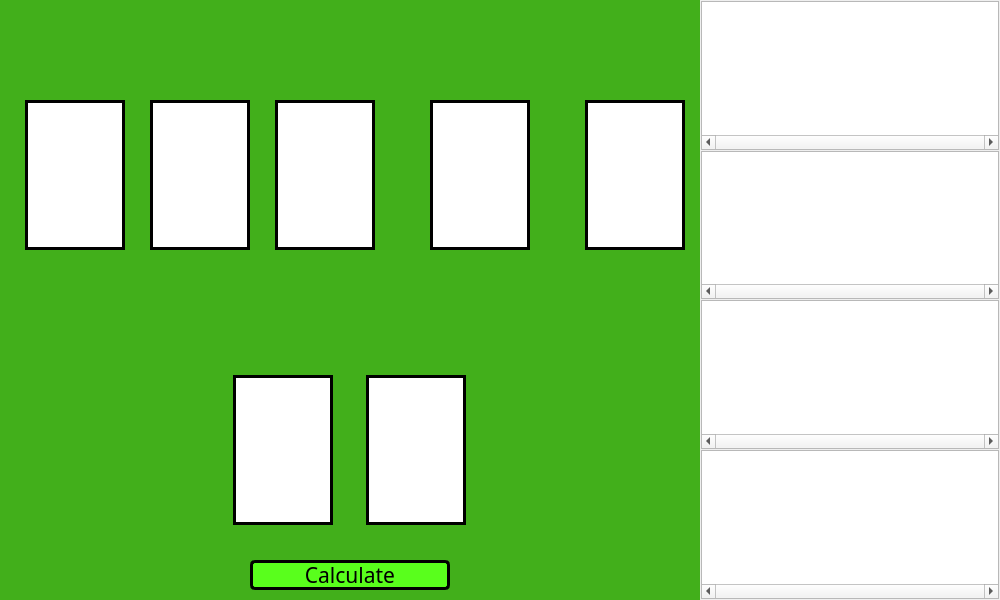
Old version of the form assets/UI/mainwindow.ui in the repository milonpabis/poker-brain.
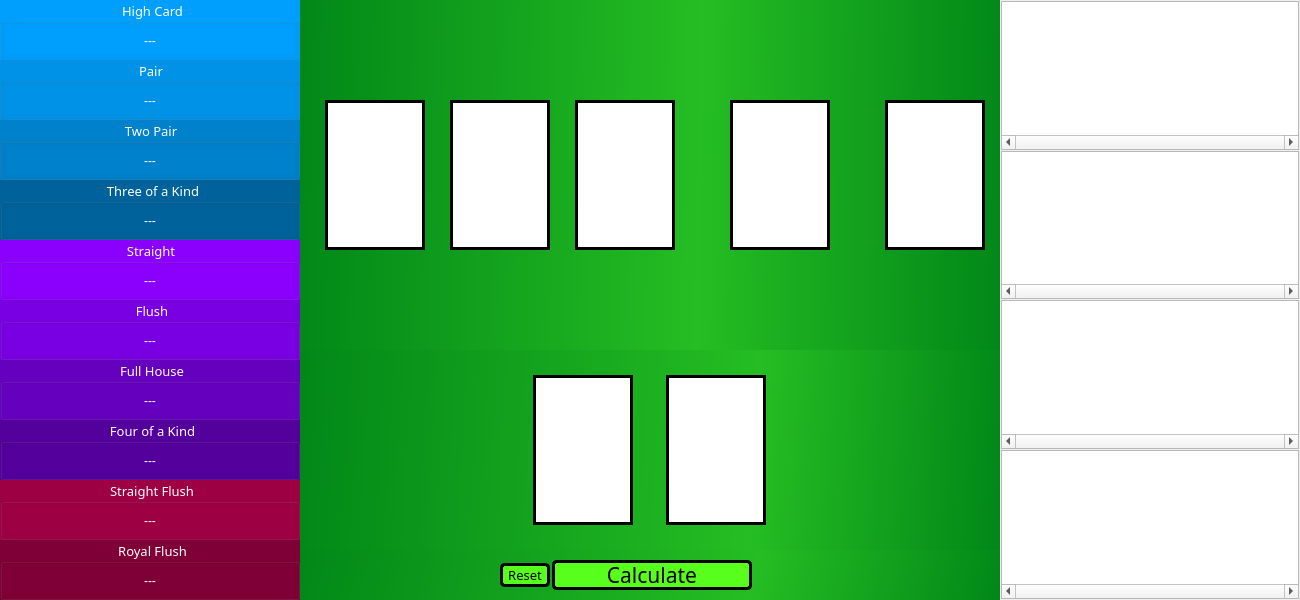
New version of the form.

The edit to the form file:
```diff
--- a/assets/UI/mainwindow.ui
+++ b/assets/UI/mainwindow.ui
@@ -6,23 +6,35 @@
    <rect>
     <x>0</x>
     <y>0</y>
-    <width>1000</width>
+    <width>1300</width>
     <height>600</height>
    </rect>
   </property>
+  <property name="minimumSize">
+   <size>
+    <width>1300</width>
+    <height>600</height>
+   </size>
+  </property>
+  <property name="maximumSize">
+   <size>
+    <width>1300</width>
+    <height>600</height>
+   </size>
+  </property>
   <property name="windowTitle">
    <string>MainWindow</string>
   </property>
   <widget class="QWidget" name="centralwidget">
    <property name="minimumSize">
     <size>
-     <width>1000</width>
+     <width>1300</width>
      <height>600</height>
     </size>
    </property>
    <property name="maximumSize">
     <size>
-     <width>1000</width>
+     <width>1300</width>
      <height>600</height>
     </size>
    </property>
@@ -42,13 +54,555 @@
     <property name="bottomMargin">
      <number>0</number>
     </property>
+    <item>
+     <widget class="QFrame" name="frame_13">
+      <property name="minimumSize">
+       <size>
+        <width>300</width>
+        <height>0</height>
+       </size>
+      </property>
+      <property name="maximumSize">
+       <size>
+        <width>300</width>
+        <height>16777215</height>
+       </size>
+      </property>
+      <property name="frameShape">
+       <enum>QFrame::Box</enum>
+      </property>
+      <property name="frameShadow">
+       <enum>QFrame::Raised</enum>
+      </property>
+      <property name="lineWidth">
+       <number>0</number>
+      </property>
+      <layout class="QVBoxLayout" name="verticalLayout_6">
+       <property name="spacing">
+        <number>0</number>
+       </property>
+       <property name="leftMargin">
+        <number>0</number>
+       </property>
+       <property name="topMargin">
+        <number>0</number>
+       </property>
+       <property name="rightMargin">
+        <number>0</number>
+       </property>
+       <property name="bottomMargin">
+        <number>0</number>
+       </property>
+       <item>
+        <widget class="QGroupBox" name="groupBox">
+         <property name="font">
+          <font>
+           <family>Cooper Black</family>
+           <pointsize>10</pointsize>
+           <bold>false</bold>
+          </font>
+         </property>
+         <property name="styleSheet">
+          <string notr="true">background-color: rgb(0, 158, 253);
+color: white;</string>
+         </property>
+         <property name="title">
+          <string>High Card</string>
+         </property>
+         <property name="alignment">
+          <set>Qt::AlignCenter</set>
+         </property>
+         <property name="flat">
+          <bool>false</bool>
+         </property>
+         <layout class="QVBoxLayout" name="verticalLayout_7">
+          <property name="spacing">
+           <number>3</number>
+          </property>
+          <property name="leftMargin">
+           <number>3</number>
+          </property>
+          <property name="topMargin">
+           <number>3</number>
+          </property>
+          <property name="rightMargin">
+           <number>3</number>
+          </property>
+          <property name="bottomMargin">
+           <number>3</number>
+          </property>
+          <item>
+           <widget class="QLabel" name="l_highOdd">
+            <property name="text">
+             <string>---</string>
+            </property>
+            <property name="alignment">
+             <set>Qt::AlignCenter</set>
+            </property>
+           </widget>
+          </item>
+         </layout>
+        </widget>
+       </item>
+       <item>
+        <widget class="QGroupBox" name="groupBox_2">
+         <property name="font">
+          <font>
+           <family>Cooper Black</family>
+           <pointsize>10</pointsize>
+           <bold>false</bold>
+          </font>
+         </property>
+         <property name="styleSheet">
+          <string notr="true">background-color: rgb(0, 136, 214);
+background-color: rgb(0, 146, 231);
+color: white;</string>
+         </property>
+         <property name="title">
+          <string>Pair</string>
+         </property>
+         <property name="alignment">
+          <set>Qt::AlignCenter</set>
+         </property>
+         <layout class="QVBoxLayout" name="verticalLayout_8">
+          <property name="spacing">
+           <number>3</number>
+          </property>
+          <property name="leftMargin">
+           <number>3</number>
+          </property>
+          <property name="topMargin">
+           <number>3</number>
+          </property>
+          <property name="rightMargin">
+           <number>3</number>
+          </property>
+          <property name="bottomMargin">
+           <number>3</number>
+          </property>
+          <item>
+           <widget class="QLabel" name="l_pairOdd">
+            <property name="text">
+             <string>---</string>
+            </property>
+            <property name="alignment">
+             <set>Qt::AlignCenter</set>
+            </property>
+           </widget>
+          </item>
+         </layout>
+        </widget>
+       </item>
+       <item>
+        <widget class="QGroupBox" name="groupBox_7">
+         <property name="font">
+          <font>
+           <family>Cooper Black</family>
+           <pointsize>10</pointsize>
+           <bold>false</bold>
+          </font>
+         </property>
+         <property name="styleSheet">
+          <string notr="true">background-color: rgb(0, 143, 226);
+background-color: rgb(0, 129, 203);
+color: white;</string>
+         </property>
+         <property name="title">
+          <string>Two Pair</string>
+         </property>
+         <property name="alignment">
+          <set>Qt::AlignCenter</set>
+         </property>
+         <layout class="QVBoxLayout" name="verticalLayout_9">
+          <property name="spacing">
+           <number>3</number>
+          </property>
+          <property name="leftMargin">
+           <number>3</number>
+          </property>
+          <property name="topMargin">
+           <number>3</number>
+          </property>
+          <property name="rightMargin">
+           <number>3</number>
+          </property>
+          <property name="bottomMargin">
+           <number>3</number>
+          </property>
+          <item>
+           <widget class="QLabel" name="l_twoPairOdd">
+            <property name="text">
+             <string>---</string>
+            </property>
+            <property name="alignment">
+             <set>Qt::AlignCenter</set>
+            </property>
+           </widget>
+          </item>
+         </layout>
+        </widget>
+       </item>
+       <item>
+        <widget class="QGroupBox" name="groupBox_3">
+         <property name="font">
+          <font>
+           <family>Cooper Black</family>
+           <pointsize>10</pointsize>
+           <bold>false</bold>
+          </font>
+         </property>
+         <property name="styleSheet">
+          <string notr="true">background-color: rgb(0, 98, 154);
+color: white;</string>
+         </property>
+         <property name="title">
+          <string>Three of a Kind</string>
+         </property>
+         <property name="alignment">
+          <set>Qt::AlignCenter</set>
+         </property>
+         <layout class="QVBoxLayout" name="verticalLayout_10">
+          <property name="spacing">
+           <number>3</number>
+          </property>
+          <property name="leftMargin">
+           <number>3</number>
+          </property>
+          <property name="topMargin">
+           <number>3</number>
+          </property>
+          <property name="rightMargin">
+           <number>3</number>
+          </property>
+          <property name="bottomMargin">
+           <number>3</number>
+          </property>
+          <item>
+           <widget class="QLabel" name="l_ThreeOdd">
+            <property name="text">
+             <string>---</string>
+            </property>
+            <property name="alignment">
+             <set>Qt::AlignCenter</set>
+            </property>
+           </widget>
+          </item>
+         </layout>
+        </widget>
+       </item>
+       <item>
+        <widget class="QGroupBox" name="groupBox_8">
+         <property name="font">
+          <font>
+           <family>Cooper Black</family>
+           <pointsize>10</pointsize>
+           <bold>false</bold>
+          </font>
+         </property>
+         <property name="styleSheet">
+          <string notr="true">background-color: rgb(139, 0, 253);
+color: white;</string>
+         </property>
+         <property name="title">
+          <string>Straight</string>
+         </property>
+         <property name="alignment">
+          <set>Qt::AlignCenter</set>
+         </property>
+         <layout class="QVBoxLayout" name="verticalLayout_11">
+          <property name="spacing">
+           <number>3</number>
+          </property>
+          <property name="leftMargin">
+           <number>3</number>
+          </property>
+          <property name="topMargin">
+           <number>3</number>
+          </property>
+          <property name="rightMargin">
+           <number>3</number>
+          </property>
+          <property name="bottomMargin">
+           <number>3</number>
+          </property>
+          <item>
+           <widget class="QLabel" name="l_straightOdd">
+            <property name="text">
+             <string>---</string>
+            </property>
+            <property name="alignment">
+             <set>Qt::AlignCenter</set>
+            </property>
+           </widget>
+          </item>
+         </layout>
+        </widget>
+       </item>
+       <item>
+        <widget class="QGroupBox" name="groupBox_4">
+         <property name="font">
+          <font>
+           <family>Cooper Black</family>
+           <pointsize>10</pointsize>
+           <bold>false</bold>
+          </font>
+         </property>
+         <property name="styleSheet">
+          <string notr="true">background-color: rgb(121, 0, 226);
+color: white;</string>
+         </property>
+         <property name="title">
+          <string>Flush</string>
+         </property>
+         <property name="alignment">
+          <set>Qt::AlignCenter</set>
+         </property>
+         <layout class="QVBoxLayout" name="verticalLayout_12">
+          <property name="spacing">
+           <number>3</number>
+          </property>
+          <property name="leftMargin">
+           <number>3</number>
+          </property>
+          <property name="topMargin">
+           <number>3</number>
+          </property>
+          <property name="rightMargin">
+           <number>3</number>
+          </property>
+          <property name="bottomMargin">
+           <number>3</number>
+          </property>
+          <item>
+           <widget class="QLabel" name="l_flushOdd">
+            <property name="text">
+             <string>---</string>
+            </property>
+            <property name="alignment">
+             <set>Qt::AlignCenter</set>
+            </property>
+           </widget>
+          </item>
+         </layout>
+        </widget>
+       </item>
+       <item>
+        <widget class="QGroupBox" name="groupBox_10">
+         <property name="font">
+          <font>
+           <family>Cooper Black</family>
+           <pointsize>10</pointsize>
+           <bold>false</bold>
+          </font>
+         </property>
+         <property name="styleSheet">
+          <string notr="true">background-color: rgb(102, 0, 191);
+color: white;</string>
+         </property>
+         <property name="title">
+          <string>Full House</string>
+         </property>
+         <property name="alignment">
+          <set>Qt::AlignCenter</set>
+         </property>
+         <layout class="QVBoxLayout" name="verticalLayout_13">
+          <property name="spacing">
+           <number>3</number>
+          </property>
+          <property name="leftMargin">
+           <number>3</number>
+          </property>
+          <property name="topMargin">
+           <number>3</number>
+          </property>
+          <property name="rightMargin">
+           <number>3</number>
+          </property>
+          <property name="bottomMargin">
+           <number>3</number>
+          </property>
+          <item>
+           <widget class="QLabel" name="l_fullOdd">
+            <property name="text">
+             <string>---</string>
+            </property>
+            <property name="alignment">
+             <set>Qt::AlignCenter</set>
+            </property>
+           </widget>
+          </item>
+         </layout>
+        </widget>
+       </item>
+       <item>
+        <widget class="QGroupBox" name="groupBox_9">
+         <property name="font">
+          <font>
+           <family>Cooper Black</family>
+           <pointsize>10</pointsize>
+           <bold>false</bold>
+          </font>
+         </property>
+         <property name="styleSheet">
+          <string notr="true">background-color: rgb(84, 0, 157);
+color: white;</string>
+         </property>
+         <property name="title">
+          <string>Four of a Kind</string>
+         </property>
+         <property name="alignment">
+          <set>Qt::AlignCenter</set>
+         </property>
+         <layout class="QVBoxLayout" name="verticalLayout_14">
+          <property name="spacing">
+           <number>3</number>
+          </property>
+          <property name="leftMargin">
+           <number>3</number>
+          </property>
+          <property name="topMargin">
+           <number>3</number>
+          </property>
+          <property name="rightMargin">
+           <number>3</number>
+          </property>
+          <property name="bottomMargin">
+           <number>3</number>
+          </property>
+          <item>
+           <widget class="QLabel" name="l_fourOdd">
+            <property name="text">
+             <string>---</string>
+            </property>
+            <property name="alignment">
+             <set>Qt::AlignCenter</set>
+            </property>
+           </widget>
+          </item>
+         </layout>
+        </widget>
+       </item>
+       <item>
+        <widget class="QGroupBox" name="groupBox_5">
+         <property name="font">
+          <font>
+           <family>Cooper Black</family>
+           <pointsize>10</pointsize>
+           <bold>false</bold>
+          </font>
+         </property>
+         <property name="styleSheet">
+          <string notr="true">background-color: rgb(158, 0, 68);
+color: white;</string>
+         </property>
+         <property name="title">
+          <string>Straight Flush</string>
+         </property>
+         <property name="alignment">
+          <set>Qt::AlignCenter</set>
+         </property>
+         <layout class="QVBoxLayout" name="verticalLayout_15">
+          <property name="spacing">
+           <number>3</number>
+          </property>
+          <property name="leftMargin">
+           <number>3</number>
+          </property>
+          <property name="topMargin">
+           <number>3</number>
+          </property>
+          <property name="rightMargin">
+           <number>3</number>
+          </property>
+          <property name="bottomMargin">
+           <number>3</number>
+          </property>
+          <item>
+           <widget class="QLabel" name="l_straightFlushOdd">
+            <property name="text">
+             <string>---</string>
+            </property>
+            <property name="alignment">
+             <set>Qt::AlignCenter</set>
+            </property>
+           </widget>
+          </item>
+         </layout>
+        </widget>
+       </item>
+       <item>
+        <widget class="QGroupBox" name="groupBox_6">
+         <property name="font">
+          <font>
+           <family>Cooper Black</family>
+           <pointsize>10</pointsize>
+           <bold>false</bold>
+          </font>
+         </property>
+         <property name="styleSheet">
+          <string notr="true">background-color: rgb(127, 0, 54);
+color: white;</string>
+         </property>
+         <property name="title">
+          <string>Royal Flush</string>
+         </property>
+         <property name="alignment">
+          <set>Qt::AlignCenter</set>
+         </property>
+         <layout class="QVBoxLayout" name="verticalLayout_16">
+          <property name="spacing">
+           <number>3</number>
+          </property>
+          <property name="leftMargin">
+           <number>3</number>
+          </property>
+          <property name="topMargin">
+           <number>3</number>
+          </property>
+          <property name="rightMargin">
+           <number>3</number>
+          </property>
+          <property name="bottomMargin">
+           <number>3</number>
+          </property>
+          <item>
+           <widget class="QLabel" name="l_royalFlushOdd">
+            <property name="text">
+             <string>---</string>
+            </property>
+            <property name="alignment">
+             <set>Qt::AlignCenter</set>
+            </property>
+           </widget>
+          </item>
+         </layout>
+        </widget>
+       </item>
+      </layout>
+     </widget>
+    </item>
     <item>
      <widget class="QFrame" name="frame">
+      <property name="minimumSize">
+       <size>
+        <width>700</width>
+        <height>0</height>
+       </size>
+      </property>
+      <property name="maximumSize">
+       <size>
+        <width>700</width>
+        <height>16777215</height>
+       </size>
+      </property>
       <property name="frameShape">
        <enum>QFrame::NoFrame</enum>
       </property>
       <property name="frameShadow">
-       <enum>QFrame::Raised</enum>
+       <enum>QFrame::Plain</enum>
+      </property>
+      <property name="lineWidth">
+       <number>0</number>
       </property>
       <layout class="QVBoxLayout" name="verticalLayout">
        <property name="spacing">
@@ -105,9 +659,8 @@
           <item>
            <widget class="QFrame" name="frame_6">
             <property name="styleSheet">
-             <string notr="true">background-color: rgb(20, 223, 44);
-background-color: rgb(66, 175, 27);
-</string>
+             <string notr="true">background-color: rgb(66, 175, 27);
+background-color: qlineargradient(spread:pad, x1:0, y1:0.466, x2:1, y2:0.483, stop:0 rgba(2, 136, 24, 255), stop:1 rgba(37, 189, 35, 255));</string>
             </property>
             <property name="frameShape">
              <enum>QFrame::NoFrame</enum>
@@ -319,7 +872,8 @@
             </property>
             <property name="styleSheet">
              <string notr="true">background-color: rgb(20, 223, 44);
-background-color: rgb(66, 175, 27);</string>
+background-color: rgb(66, 175, 27);
+background-color: qlineargradient(spread:pad, x1:0, y1:0.466, x2:1, y2:0.483, stop:0 rgba(37, 189, 35, 255), stop:1 rgba(2, 136, 24, 255));</string>
             </property>
             <property name="frameShape">
              <enum>QFrame::NoFrame</enum>
@@ -458,7 +1012,8 @@
        <item>
         <widget class="QFrame" name="frame_4">
          <property name="styleSheet">
-          <string notr="true">background-color: rgb(66, 175, 27);</string>
+          <string notr="true">background-color: rgb(66, 175, 27);
+background-color: qlineargradient(spread:pad, x1:0, y1:0.466, x2:1, y2:0.483, stop:0 rgba(2, 136, 24, 255), stop:0.65 rgba(37, 189, 35, 255), stop:1 rgba(2, 136, 24, 255));</string>
          </property>
          <property name="frameShape">
           <enum>QFrame::NoFrame</enum>
@@ -546,7 +1101,8 @@
           </size>
          </property>
          <property name="styleSheet">
-          <string notr="true">background-color: rgb(66, 175, 27);</string>
+          <string notr="true">background-color: rgb(66, 175, 27);
+background-color: qlineargradient(spread:pad, x1:0, y1:0.466, x2:1, y2:0.483, stop:0 rgba(2, 136, 24, 255), stop:0.65 rgba(37, 189, 35, 255), stop:1 rgba(2, 136, 24, 255));</string>
          </property>
          <property name="frameShape">
           <enum>QFrame::NoFrame</enum>
@@ -554,12 +1110,12 @@
          <property name="frameShadow">
           <enum>QFrame::Raised</enum>
          </property>
-         <layout class="QVBoxLayout" name="verticalLayout_3">
+         <layout class="QHBoxLayout" name="horizontalLayout_9">
           <property name="spacing">
            <number>2</number>
           </property>
           <property name="leftMargin">
-           <number>250</number>
+           <number>200</number>
           </property>
           <property name="topMargin">
            <number>0</number>
@@ -570,6 +1126,50 @@
           <property name="bottomMargin">
            <number>0</number>
           </property>
+          <item>
+           <widget class="QPushButton" name="btReset">
+            <property name="minimumSize">
+             <size>
+              <width>50</width>
+              <height>0</height>
+             </size>
+            </property>
+            <property name="maximumSize">
+             <size>
+              <width>50</width>
+              <height>16777215</height>
+             </size>
+            </property>
+            <property name="font">
+             <font>
+              <family>Cooper Black</family>
+              <pointsize>10</pointsize>
+             </font>
+            </property>
+            <property name="styleSheet">
+             <string notr="true">QPushButton {
+border: 3px solid black;
+background-color: rgb(89, 255, 28);
+border-radius: 5px;
+}
+
+QPushButton:hover {
+border: 2px solid black;
+background-color: rgb(89, 255, 28);
+border-radius: 7px;
+}
+
+QPushButton:clicked {
+border: 2px solid black;
+background-color: rgb(13, 173, 26);
+border-radius: 5px;
+}</string>
+            </property>
+            <property name="text">
+             <string>Reset</string>
+            </property>
+           </widget>
+          </item>
           <item>
            <widget class="QPushButton" name="btCalculate">
             <property name="minimumSize">
@@ -642,7 +1242,10 @@
        <enum>QFrame::NoFrame</enum>
       </property>
       <property name="frameShadow">
-       <enum>QFrame::Raised</enum>
+       <enum>QFrame::Plain</enum>
+      </property>
+      <property name="lineWidth">
+       <number>0</number>
       </property>
       <layout class="QVBoxLayout" name="verticalLayout_5">
        <property name="spacing">
```
